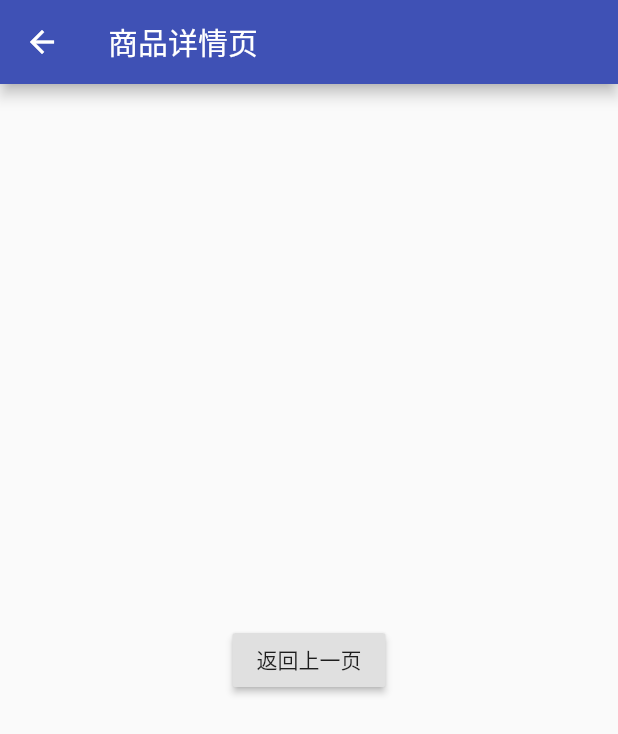
After one commit to icookingcode/flutter_basic, a Flutter app: the FirstPage screen opened directly, after a tap on "查看商品详情页", on a phone screen of 412 x 824 dp. The commit adds this screen. Shown: the top 734 px of the screen. Run offline on Flutter 3.47's test engine with Material 2 defaults, Android fonts, the phone set to English and light mode, and no system bars.

Commit message:
页面导航

```diff
--- /dev/null
+++ b/lib/demo/route/first_page.dart
@@ -0,0 +1,21 @@
+import 'package:flutter/material.dart';
+import 'package:flutter_basic/demo/route/second_page.dart';
+
+class FirstPage extends StatelessWidget {
+  @override
+  Widget build(BuildContext context) {
+    return Scaffold(
+      appBar: AppBar(
+        title: Text("页面导航演示"),
+      ),
+      body: Center(
+        child: RaisedButton(
+          onPressed: () {
+            Navigator.of(context).push(MaterialPageRoute(builder: (context)=>SecondPage()));
+          },
+          child: Text('查看商品详情页'),
+        ),
+      ),
+    );
+  }
+}
--- /dev/null
+++ b/lib/demo/route/second_page.dart
@@ -0,0 +1,19 @@
+import 'package:flutter/material.dart';
+class SecondPage extends StatelessWidget {
+  @override
+  Widget build(BuildContext context) {
+    return Scaffold(
+      appBar: AppBar(
+        title: Text("商品详情页"),
+      ),
+      body: Center(
+        child: RaisedButton(
+          onPressed: () {
+            Navigator.of(context).pop();
+          },
+          child: Text('返回上一页'),
+        ),
+      ),
+    );
+  }
+}
--- a/lib/main.dart
+++ b/lib/main.dart
@@ -6,6 +6,7 @@ import 'demo/container_demo.dart';
 import 'demo/gridview_demo.dart';
 import 'demo/image_demo.dart';
 import 'demo/listview_demo.dart';
+import 'demo/route/first_page.dart';
 import 'demo/row_demo.dart';
 import 'demo/stack_demo.dart';
 import 'demo/text_demo.dart';
@@ -35,6 +36,7 @@ class MyApp extends StatelessWidget {
             ListItem(title: 'Column Widget', page: ColumnDemo()),
             ListItem(title: 'Stack Widget', page: StackDemo()),
             ListItem(title: 'Card Widget', page: CardDemo()),
+            ListItem(title: 'Route Demo', page: FirstPage()),
           ],
         ),
       ),
```
Also changed, not shown: 1 other file.
